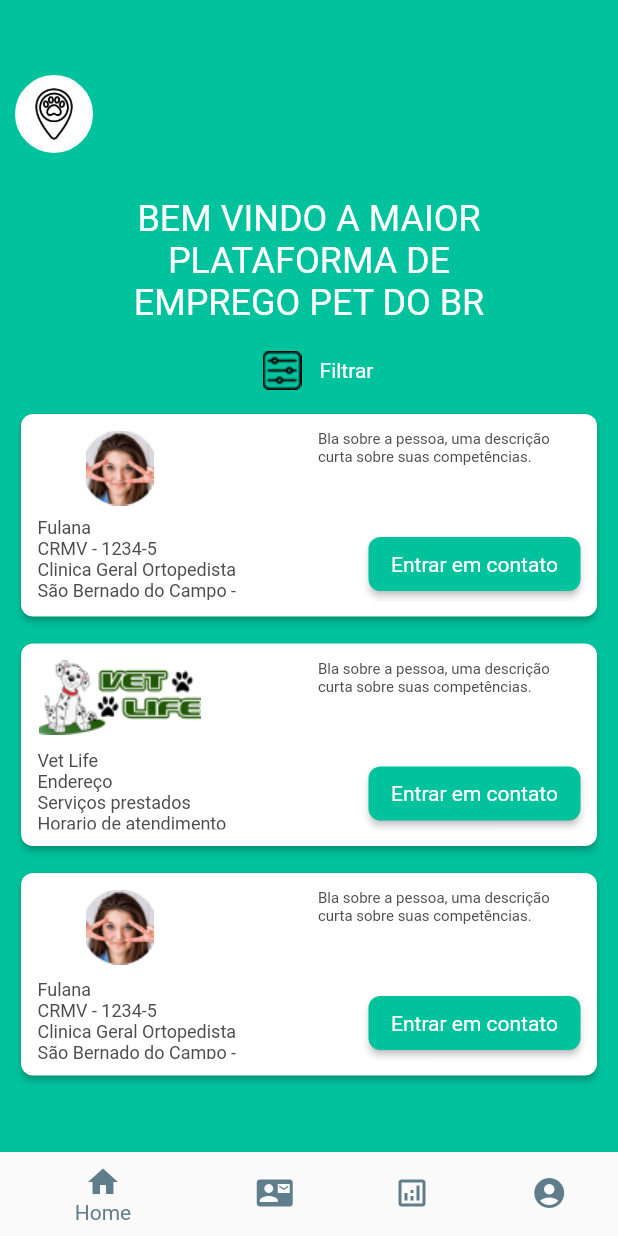
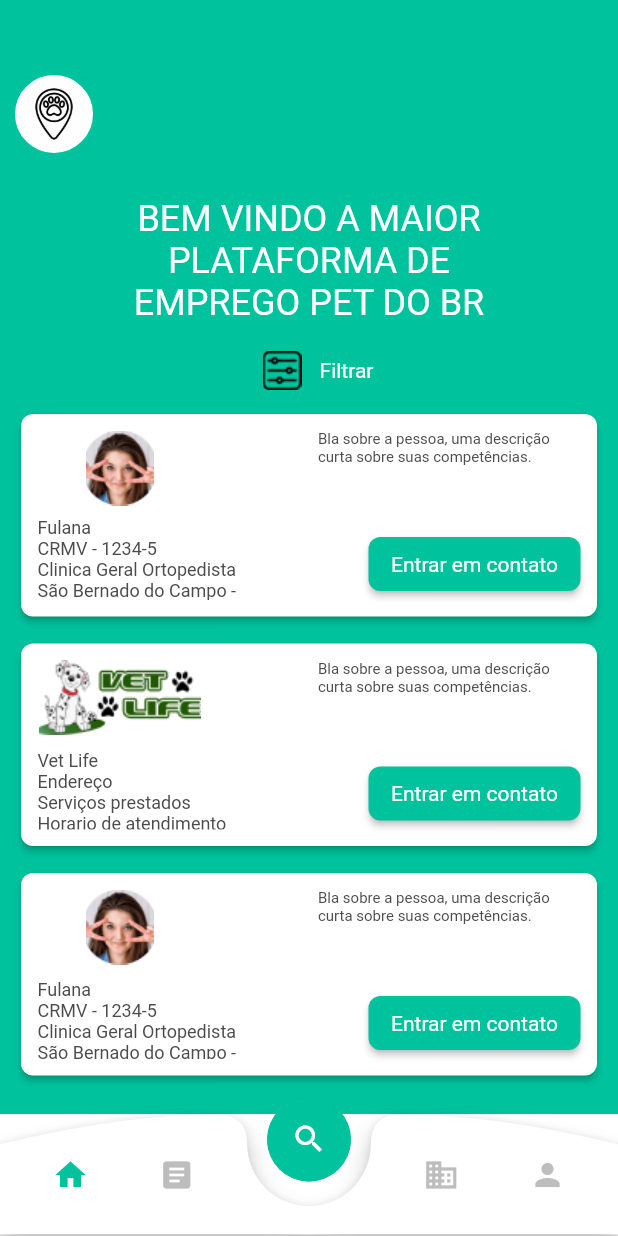
Before and after one commit to chenrilima/oficial_petti, a Flutter app: the screen it shows after launch, on a phone screen of 412 x 824 dp. Run offline on Flutter 3.47's test engine with Material 2 defaults, Android fonts, the light colour scheme and no system bars; our stand-ins replace flutter_screenutil, google_fonts.

Commit message:
menu petti

```diff
--- a/lib/all_screens.dart
+++ b/lib/all_screens.dart
@@ -1,6 +1,5 @@
 import 'package:flutter/material.dart';
-import 'package:oficial_petti/Screens/Companies.dart';
-import 'package:oficial_petti/Screens/account.dart';
+import 'package:flutter_screenutil/flutter_screenutil.dart';
 import 'package:oficial_petti/Screens/profile.dart';
 import 'package:oficial_petti/Screens/register_professional.dart';
 import 'package:oficial_petti/Screens/home.dart';
@@ -14,70 +13,148 @@ class AllScreens extends StatefulWidget {
 }
 
 class _AllScreensState extends State<AllScreens> {
-  int _currentIndex = 0;
-  String _result = "";
+  int currentIndex = 0;
+  String result = "";
+
+  var pages = [Home(), RegisterProfessional(), RegisterCompany(), Profile()];
+
+  var _appPageController = PageController();
+
+  setBottomBarIndex(index) {
+    setState(() {
+      currentIndex = index;
+    });
+    _appPageController.animateToPage(index,
+        duration: Duration(milliseconds: 700), curve: Curves.ease);
+  }
 
   @override
   Widget build(BuildContext context) {
-    List<Widget> _screens = <Widget>[
-      Home(),
-      RegisterProfessional(),
-      RegisterCompany(),
-      Profile()
-    ];
-
+    final Size size = MediaQuery.of(context).size;
     return Scaffold(
-      // appBar: AppBar(
-      //   backgroundColor: Color(0xff00C29D),
-      //   iconTheme: IconThemeData(
-      //     color: Color(0xff00C29D),
-      //   ),
-      //   title: Image.asset(
-      //     "images/pawdogicon.png",
-      //     width: 80,
-      //     height: 50,
-      //   ),
-      //   actions: [
-      //     IconButton(
-      //       icon: Icon(Icons.logout),
-      //       color: Colors.black,
-      //       onPressed: () {},
-      //     ),
-      //   ],
-      //),
-      body: Container(
-        child: _screens[_currentIndex],
-      ),
-      bottomNavigationBar: BottomNavigationBar(
-        currentIndex: _currentIndex,
-        onTap: (indice) {
+      backgroundColor: AppColors.white,
+      body: PageView(
+        scrollDirection: Axis.horizontal,
+        children: pages,
+        onPageChanged: (index) {
           setState(() {
-            _currentIndex = indice;
+            currentIndex = index;
           });
         },
-        type: BottomNavigationBarType.shifting,
-        fixedColor: Colors.blueGrey,
-        backgroundColor: Colors.white,
-        unselectedItemColor: Colors.blueGrey,
-        items: [
-          BottomNavigationBarItem(
-            label: ("Home"),
-            icon: Icon(Icons.home),
-          ),
-          BottomNavigationBarItem(
-            label: ("Profissionais"),
-            icon: Icon(Icons.contact_mail),
-          ),
-          BottomNavigationBarItem(
-            label: ("Empresas"),
-            icon: Icon(Icons.analytics_outlined),
-          ),
-          BottomNavigationBarItem(
-            label: ("Perfil"),
-            icon: Icon(Icons.account_circle),
-          ),
-        ],
+        controller: _appPageController,
+      ),
+      bottomNavigationBar: Container(
+        width: size.width,
+        height: 80.h,
+        child: Stack(
+          //overflow: Overflow.visible,
+          children: [
+            CustomPaint(
+              size: Size(size.width, 80),
+              painter: BNBCustomPainter(),
+            ),
+            Center(
+              heightFactor: 0.6,
+              child: FloatingActionButton(
+                  backgroundColor: currentIndex == 0
+              ? AppColors.green
+                  : Colors.grey.shade400,
+                  child: Icon(Icons.search), // Analyze Button
+                  elevation: 0.1,
+                  onPressed: () {}),
+            ),
+            Container(
+              width: size.width,
+              height: 80.h,
+              child: Row(
+                mainAxisAlignment: MainAxisAlignment.spaceEvenly,
+                children: [
+                  IconButton(
+                    icon: Icon(
+                      Icons.home,
+                      color: currentIndex == 0
+                          ? AppColors.green
+                          : Colors.grey.shade400,
+                    ),
+                    onPressed: () {
+                      setBottomBarIndex(0);
+                    },
+                    splashColor: Colors.white,
+                  ),
+                  IconButton(
+                      icon: Icon(
+                        Icons.article,
+                        color: currentIndex == 1
+                            ? AppColors.green
+                            : Colors.grey.shade400,
+                      ),
+                      onPressed: () {
+                        setBottomBarIndex(1);
+                      }),
+                  Container(
+                    width: size.width * 0.20,
+                  ),
+                  IconButton(
+                      icon: Icon(
+                        Icons.business,
+                        color: currentIndex == 2
+                            ? AppColors.green
+                            : Colors.grey.shade400,
+                      ),
+                      onPressed: () {
+                        setBottomBarIndex(2);
+                      }),
+                  IconButton(
+                      icon: Icon(
+                        Icons.person,
+                        color: currentIndex == 3
+                            ? AppColors.green
+                            : Colors.grey.shade400,
+                      ),
+                      onPressed: () {
+                        setBottomBarIndex(3);
+                      }),
+                ],
+              ),
+            )
+          ],
+        ),
       ),
     );
   }
+
+  void _onTappedBar(int value) {
+    setState(() {
+      currentIndex = value;
+    });
+    _appPageController.jumpToPage(value);
+  }
 }
+
+class BNBCustomPainter extends CustomPainter {
+  @override
+  void paint(Canvas canvas, Size size) {
+    Paint paint = new Paint()
+      ..color = Colors.white
+      ..style = PaintingStyle.fill;
+
+    Path path = Path();
+    path.moveTo(0, 20); // Start
+    path.quadraticBezierTo(size.width * 0.20, 0, size.width * 0.35, 0);
+    path.quadraticBezierTo(size.width * 0.40, 0, size.width * 0.40, 20);
+    path.arcToPoint(Offset(size.width * 0.60, 20),
+        radius: Radius.circular(20.0), clockwise: false);
+    path.quadraticBezierTo(size.width * 0.60, 0, size.width * 0.65, 0);
+    path.quadraticBezierTo(size.width * 0.80, 0, size.width, 20);
+    path.lineTo(size.width, size.height);
+    path.lineTo(0, size.height);
+    path.lineTo(0, 20);
+    canvas.drawShadow(path, Colors.black, 5, true);
+    canvas.drawPath(path, paint);
+  }
+
+  @override
+  bool shouldRepaint(CustomPainter oldDelegate) {
+    return false;
+  }
+}
--- a/lib/main.dart
+++ b/lib/main.dart
@@ -1,4 +1,5 @@
 import 'package:flutter/material.dart';
+import 'package:flutter_screenutil/flutter_screenutil.dart';
 import 'package:oficial_petti/Utils/param.dart';
 import 'package:provider/provider.dart';
 
@@ -15,8 +16,11 @@ void main() {
     ],
       child: MaterialApp(
       debugShowCheckedModeBanner: false,
-      home: AllScreens(),
+      home: ScreenUtilInit(
+        builder: () => AllScreens(),
+        designSize: Size(375, 812),
   ),
+    ),
     ),
   );
 }
--- a/pubspec.yaml
+++ b/pubspec.yaml
@@ -31,6 +31,7 @@ dependencies:
   mobx: ^2.0.1
   google_fonts: ^2.1.0
   provider: ^5.0.0
+  flutter_screenutil: ^5.0.0+2
 
 
 dev_dependencies:
```
Also changed, not shown: pubspec.lock.
